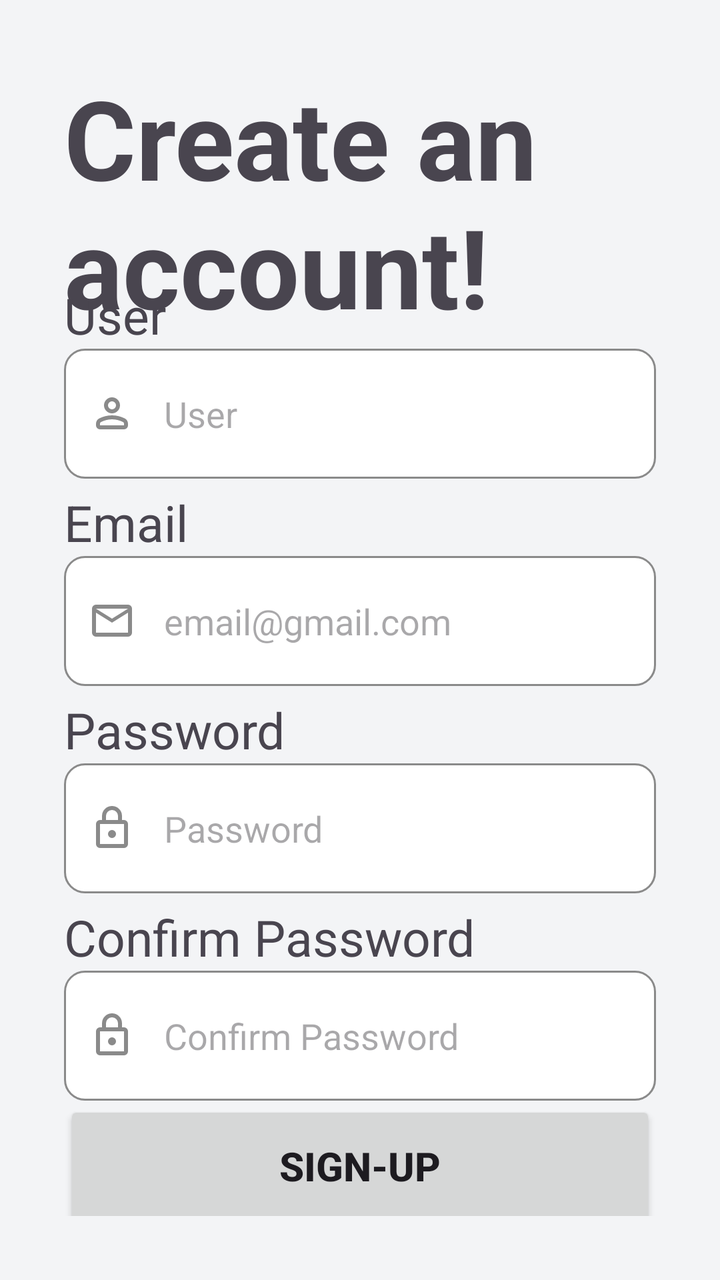
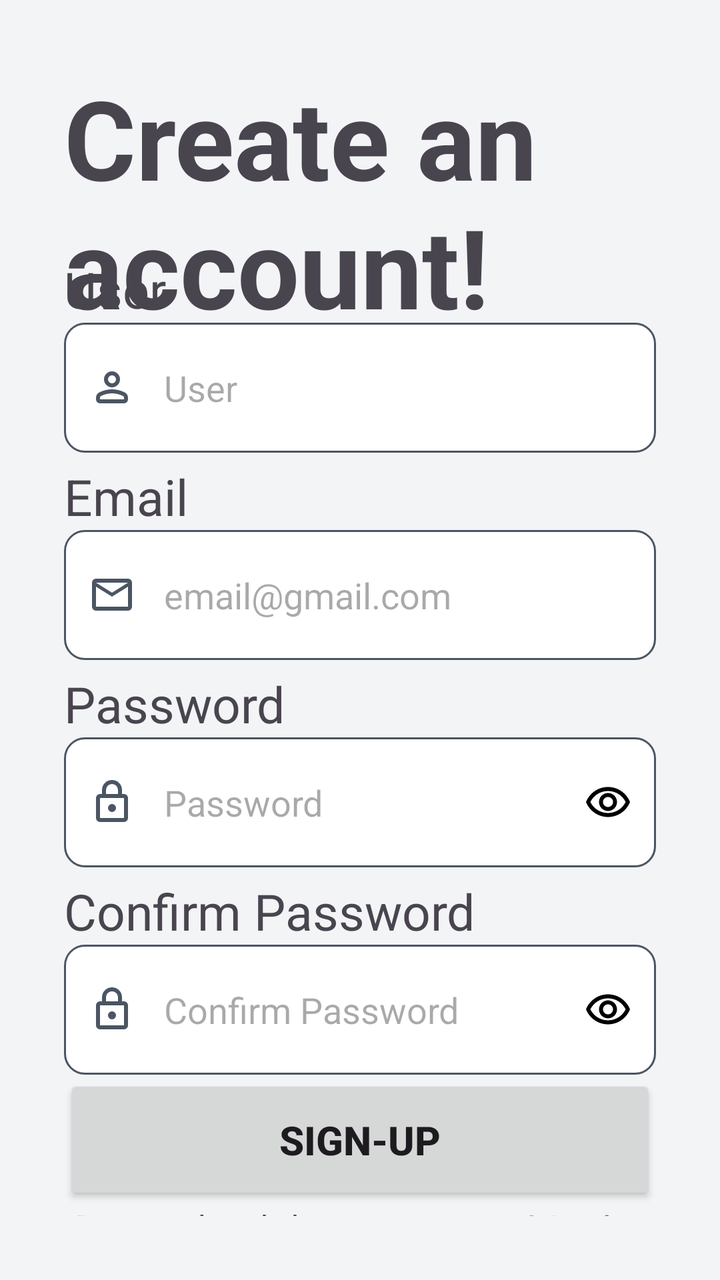

Before-and-after screenshots of an Android layout around one commit, followed by the original layout XML and the change that was made.
<!-- AndroidManifest.xml: application theme Theme.AppMotoTrack -->
<!-- res/layout/activity_sign.xml -->
<?xml version="1.0" encoding="utf-8"?>
<androidx.constraintlayout.widget.ConstraintLayout xmlns:android="http://schemas.android.com/apk/res/android"
    xmlns:app="http://schemas.android.com/apk/res-auto"
    xmlns:tools="http://schemas.android.com/tools"
    android:id="@+id/sign"
    android:layout_width="match_parent"
    android:layout_height="match_parent"
    android:padding="32dp"
    tools:context=".SignActivity">

    <LinearLayout
        android:id="@+id/layout_text"
        android:layout_width="match_parent"
        android:layout_height="wrap_content"
        app:layout_constraintEnd_toEndOf="parent"
        app:layout_constraintStart_toStartOf="parent"
        app:layout_constraintTop_toTopOf="parent">

        <TextView
            android:id="@+id/sign_text"
            android:layout_width="wrap_content"
            android:layout_height="wrap_content"
            android:text="@string/sign_text"
            android:textSize="55sp"
            android:textStyle="bold" />
    </LinearLayout>

    <androidx.appcompat.widget.LinearLayoutCompat
        android:id="@+id/layoutCompactEmail"
        android:layout_width="match_parent"
        android:layout_height="wrap_content"
        android:gravity="center"
        android:orientation="vertical"
        app:layout_constraintBottom_toTopOf="@+id/layoutCompactSign"
        app:layout_constraintEnd_toEndOf="parent"
        app:layout_constraintStart_toStartOf="parent"
        app:layout_constraintTop_toBottomOf="@+id/layout_text"
        app:layout_constraintWidth_max="550dp"
        app:layout_constraintWidth_percent="0.5">

        <LinearLayout
            android:layout_width="match_parent"
            android:layout_height="wrap_content"
            android:layout_marginBottom="5dp"
            android:orientation="vertical">

            <TextView
                android:layout_width="wrap_content"
                android:layout_height="wrap_content"
                android:text="@string/user"
                android:textSize="25sp" />

            <EditText
                android:id="@+id/user"
                android:layout_width="match_parent"
                android:layout_height="65dp"
                android:autofillHints="username"
                android:background="@drawable/custom_input"
                android:drawableStart="@drawable/custom_user_icon"
                android:drawablePadding="14dp"
                android:ems="10"
                android:hint="@string/user"
                android:inputType="textPersonName"
                android:paddingStart="12dp"
                android:paddingEnd="12dp" />
        </LinearLayout>

        <LinearLayout
            android:layout_width="match_parent"
            android:layout_height="wrap_content"
            android:layout_marginBottom="5dp"
            android:orientation="vertical">

            <TextView
                android:layout_width="wrap_content"
                android:layout_height="wrap_content"
                android:text="@string/email"
                android:textSize="25sp" />

            <EditText
                android:id="@+id/email"
                android:layout_width="match_parent"
                android:layout_height="65dp"
                android:autofillHints="emailAddress"
                android:background="@drawable/custom_input"
                android:drawableStart="@drawable/custom_email_icon"
                android:drawablePadding="14dp"
                android:ems="10"
                android:hint="@string/email_hint"
                android:inputType="textEmailAddress"
                android:paddingStart="12dp"
                android:paddingEnd="12dp" />
        </LinearLayout>

        <LinearLayout
            android:layout_width="match_parent"
            android:layout_height="wrap_content"
            android:layout_marginBottom="5dp"
            android:orientation="vertical">

            <TextView
                android:layout_width="wrap_content"
                android:layout_height="wrap_content"
                android:text="@string/password"
                android:textSize="25sp" />

            <EditText
                android:id="@+id/password"
                android:layout_width="match_parent"
                android:layout_height="65dp"
                android:autofillHints="password"
                android:background="@drawable/custom_input"
                android:drawableStart="@drawable/custom_lock_icon"
                android:drawablePadding="14dp"
                android:ems="10"
                android:hint="@string/password"
                android:inputType="textPassword"
                android:paddingStart="12dp"
                android:paddingEnd="12dp" />
        </LinearLayout>

        <LinearLayout
            android:layout_width="match_parent"
            android:layout_height="wrap_content"
            android:orientation="vertical">

            <TextView
                android:layout_width="wrap_content"
                android:layout_height="wrap_content"
                android:text="@string/confirmpassword"
                android:textSize="25sp" />

            <EditText
                android:id="@+id/passwordconfirm"
                android:layout_width="match_parent"
                android:layout_height="65dp"
                android:autofillHints="password"
                android:background="@drawable/custom_input"
                android:drawableStart="@drawable/custom_lock_icon"
                android:drawablePadding="14dp"
                android:ems="10"
                android:hint="@string/confirmpassword"
                android:inputType="textPassword"
                android:paddingStart="12dp"
                android:paddingEnd="12dp" />
        </LinearLayout>
    </androidx.appcompat.widget.LinearLayoutCompat>

    <androidx.appcompat.widget.LinearLayoutCompat
        android:id="@+id/layoutCompactSign"
        android:layout_width="match_parent"
        android:layout_height="wrap_content"
        android:gravity="center"
        android:orientation="vertical"
        app:layout_constraintBottom_toBottomOf="parent"
        app:layout_constraintEnd_toEndOf="parent"
        app:layout_constraintHorizontal_bias="1.0"
        app:layout_constraintStart_toStartOf="parent"
        app:layout_constraintTop_toBottomOf="@+id/layoutCompactEmail"
        app:layout_constraintWidth_max="400dp"
        app:layout_constraintWidth_percent="0.8">

        <Button
            android:id="@+id/btn_sign"
            android:layout_width="match_parent"
            android:layout_height="65dp"
            android:text="@string/sign"
            android:textSize="20sp"
            android:textStyle="bold" />

        <LinearLayout
            android:layout_width="wrap_content"
            android:layout_height="wrap_content">

            <TextView
                android:layout_width="wrap_content"
                android:layout_height="wrap_content"
                android:text="@string/ihaveaccount"
                android:textSize="16sp"
                android:layout_marginEnd="5dp"/>

            <TextView
                android:id="@+id/text_login"
                android:layout_width="wrap_content"
                android:layout_height="wrap_content"
                android:clickable="true"
                android:focusable="true"
                android:text="@string/login"
                android:textColor="@color/blue_primary"
                android:textSize="16sp"
                android:textStyle="bold" />
        </LinearLayout>
    </androidx.appcompat.widget.LinearLayoutCompat>
</androidx.constraintlayout.widget.ConstraintLayout>
<!-- resources referenced by this layout -->
<resources>
  <!-- drawable custom_input (drawable) -->
  <?xml version="1.0" encoding="utf-8"?>
  <selector xmlns:android="http://schemas.android.com/apk/res/android">
  
      <item android:state_enabled="true" android:state_focused="true">
          <shape android:shape="rectangle">
              <solid android:color="@color/white"/>
              <corners android:radius="10dp"/>
              <stroke android:color="@color/blue_primary" android:width="1dp"/>
          </shape>
      </item>
  
      <item android:state_enabled="true" android:state_focused="false">
          <shape android:shape="rectangle">
              <solid android:color="@android:color/white"/>
              <corners android:radius="10dp"/>
              <stroke android:color="@color/darker_gray" android:width="1dp"/>
          </shape>
      </item>
  
  </selector>
  <!-- drawable ic_mail (drawable) -->
  <vector xmlns:android="http://schemas.android.com/apk/res/android" android:height="24dp" android:tint="@color/darker_gray" android:viewportHeight="960" android:viewportWidth="960" android:width="24dp">
        
      <path android:fillColor="@android:color/white" android:pathData="M160,800Q127,800 103.5,776.5Q80,753 80,720L80,240Q80,207 103.5,183.5Q127,160 160,160L800,160Q833,160 856.5,183.5Q880,207 880,240L880,720Q880,753 856.5,776.5Q833,800 800,800L160,800ZM480,520L160,320L160,720Q160,720 160,720Q160,720 160,720L800,720Q800,720 800,720Q800,720 800,720L800,320L480,520ZM480,440L800,240L160,240L480,440ZM160,320L160,240L160,240L160,320L160,720Q160,720 160,720Q160,720 160,720L160,720Q160,720 160,720Q160,720 160,720L160,320Z"/>
      
  </vector>
  <color name="darker_gray">#8A8A8A</color>
  <!-- drawable ic_lock (drawable) -->
  <vector xmlns:android="http://schemas.android.com/apk/res/android" android:height="24dp" android:tint="@color/darker_gray" android:viewportHeight="960" android:viewportWidth="960" android:width="24dp">
        
      <path android:fillColor="@android:color/white" android:pathData="M240,880Q207,880 183.5,856.5Q160,833 160,800L160,400Q160,367 183.5,343.5Q207,320 240,320L280,320L280,240Q280,157 338.5,98.5Q397,40 480,40Q563,40 621.5,98.5Q680,157 680,240L680,320L720,320Q753,320 776.5,343.5Q800,367 800,400L800,800Q800,833 776.5,856.5Q753,880 720,880L240,880ZM240,800L720,800Q720,800 720,800Q720,800 720,800L720,400Q720,400 720,400Q720,400 720,400L240,400Q240,400 240,400Q240,400 240,400L240,800Q240,800 240,800Q240,800 240,800ZM536.5,656.5Q560,633 560,600Q560,567 536.5,543.5Q513,520 480,520Q447,520 423.5,543.5Q400,567 400,600Q400,633 423.5,656.5Q447,680 480,680Q513,680 536.5,656.5ZM360,320L600,320L600,240Q600,190 565,155Q530,120 480,120Q430,120 395,155Q360,190 360,240L360,320ZM240,800Q240,800 240,800Q240,800 240,800L240,400Q240,400 240,400Q240,400 240,400L240,400Q240,400 240,400Q240,400 240,400L240,800Q240,800 240,800Q240,800 240,800Z"/>
      
  </vector>
  <!-- drawable ic_user (drawable) -->
  <vector xmlns:android="http://schemas.android.com/apk/res/android" android:height="24dp" android:tint="@color/darker_gray" android:viewportHeight="960" android:viewportWidth="960" android:width="24dp">
        
      <path android:fillColor="@android:color/white" android:pathData="M367,433Q320,386 320,320Q320,254 367,207Q414,160 480,160Q546,160 593,207Q640,254 640,320Q640,386 593,433Q546,480 480,480Q414,480 367,433ZM160,720L160,688Q160,654 177.5,625.5Q195,597 224,582Q286,551 350,535.5Q414,520 480,520Q546,520 610,535.5Q674,551 736,582Q765,597 782.5,625.5Q800,654 800,688L800,720Q800,753 776.5,776.5Q753,800 720,800L240,800Q207,800 183.5,776.5Q160,753 160,720ZM240,720L720,720L720,688Q720,677 714.5,668Q709,659 700,654Q646,627 591,613.5Q536,600 480,600Q424,600 369,613.5Q314,627 260,654Q251,659 245.5,668Q240,677 240,688L240,720ZM536.5,376.5Q560,353 560,320Q560,287 536.5,263.5Q513,240 480,240Q447,240 423.5,263.5Q400,287 400,320Q400,353 423.5,376.5Q447,400 480,400Q513,400 536.5,376.5ZM480,320Q480,320 480,320Q480,320 480,320Q480,320 480,320Q480,320 480,320Q480,320 480,320Q480,320 480,320Q480,320 480,320Q480,320 480,320ZM480,720L480,720Q480,720 480,720Q480,720 480,720Q480,720 480,720Q480,720 480,720Q480,720 480,720Q480,720 480,720Q480,720 480,720Q480,720 480,720L480,720Z"/>
      
  </vector>
  <!-- unchanged entries left out for length: 23 -->
</resources>

<!-- the commit's change to res/layout/activity_sign.xml (unified diff, before → after) -->
@@ -26,7 +26,7 @@
     </LinearLayout>
 
     <androidx.appcompat.widget.LinearLayoutCompat
-        android:id="@+id/layoutCompactEmail"
+        android:id="@+id/layoutCompactLogin"
         android:layout_width="match_parent"
         android:layout_height="wrap_content"
         android:gravity="center"
@@ -35,7 +35,7 @@
         app:layout_constraintEnd_toEndOf="parent"
         app:layout_constraintStart_toStartOf="parent"
         app:layout_constraintTop_toBottomOf="@+id/layout_text"
-        app:layout_constraintWidth_max="550dp"
+        app:layout_constraintWidth_max="488dp"
         app:layout_constraintWidth_percent="0.5">
 
         <LinearLayout
@@ -111,6 +111,7 @@
                 android:autofillHints="password"
                 android:background="@drawable/custom_input"
                 android:drawableStart="@drawable/custom_lock_icon"
+                android:drawableEnd="@drawable/custom_eye_icon"
                 android:drawablePadding="14dp"
                 android:ems="10"
                 android:hint="@string/password"
@@ -137,6 +138,7 @@
                 android:autofillHints="password"
                 android:background="@drawable/custom_input"
                 android:drawableStart="@drawable/custom_lock_icon"
+                android:drawableEnd="@drawable/custom_eye_icon"
                 android:drawablePadding="14dp"
                 android:ems="10"
                 android:hint="@string/confirmpassword"
@@ -154,10 +156,9 @@
         android:orientation="vertical"
         app:layout_constraintBottom_toBottomOf="parent"
         app:layout_constraintEnd_toEndOf="parent"
-        app:layout_constraintHorizontal_bias="1.0"
         app:layout_constraintStart_toStartOf="parent"
-        app:layout_constraintTop_toBottomOf="@+id/layoutCompactEmail"
-        app:layout_constraintWidth_max="400dp"
+        app:layout_constraintTop_toBottomOf="@+id/layoutCompactLogin"
+        app:layout_constraintWidth_max="320dp"
         app:layout_constraintWidth_percent="0.8">
 
         <Button
@@ -170,19 +171,19 @@
 
         <LinearLayout
             android:layout_width="wrap_content"
-            android:layout_height="wrap_content">
+            android:layout_height="48dp">
 
             <TextView
                 android:layout_width="wrap_content"
-                android:layout_height="wrap_content"
+                android:layout_height="match_parent"
+                android:layout_marginEnd="5dp"
                 android:text="@string/ihaveaccount"
-                android:textSize="16sp"
-                android:layout_marginEnd="5dp"/>
+                android:textSize="16sp" />
 
             <TextView
                 android:id="@+id/text_login"
-                android:layout_width="wrap_content"
-                android:layout_height="wrap_content"
+                android:layout_width="48dp"
+                android:layout_height="match_parent"
                 android:clickable="true"
                 android:focusable="true"
                 android:text="@string/login"
<!-- resource entries referenced after the edit -->
@@ -1,5 +1,12 @@
 <!-- resources referenced by this layout -->
 <resources>
+  <!-- drawable custom_eye_icon (drawable) -->
+  <?xml version="1.0" encoding="utf-8"?>
+  <selector xmlns:android="http://schemas.android.com/apk/res/android">
+      <item android:drawable="@drawable/ic_eye_line" android:state_selected="true" />
+      <item android:drawable="@drawable/ic_eye_line" android:state_checked="true" />
+      <item android:drawable="@drawable/ic_eye" />
+  </selector>
   <!-- drawable custom_input (drawable) -->
   <?xml version="1.0" encoding="utf-8"?>
   <selector xmlns:android="http://schemas.android.com/apk/res/android">
@@ -16,26 +23,53 @@
           <shape android:shape="rectangle">
               <solid android:color="@android:color/white"/>
               <corners android:radius="10dp"/>
-              <stroke android:color="@color/darker_gray" android:width="1dp"/>
+              <stroke android:color="@color/border_dark" android:width="1dp"/>
           </shape>
       </item>
   
   </selector>
   <!-- drawable ic_mail (drawable) -->
-  <vector xmlns:android="http://schemas.android.com/apk/res/android" android:height="24dp" android:tint="@color/darker_gray" android:viewportHeight="960" android:viewportWidth="960" android:width="24dp">
+  <vector xmlns:android="http://schemas.android.com/apk/res/android" android:height="24dp" android:tint="@color/border_dark" android:viewportHeight="960" android:viewportWidth="960" android:width="24dp">
         
       <path android:fillColor="@android:color/white" android:pathData="M160,800Q127,800 103.5,776.5Q80,753 80,720L80,240Q80,207 103.5,183.5Q127,160 160,160L800,160Q833,160 856.5,183.5Q880,207 880,240L880,720Q880,753 856.5,776.5Q833,800 800,800L160,800ZM480,520L160,320L160,720Q160,720 160,720Q160,720 160,720L800,720Q800,720 800,720Q800,720 800,720L800,320L480,520ZM480,440L800,240L160,240L480,440ZM160,320L160,240L160,240L160,320L160,720Q160,720 160,720Q160,720 160,720L160,720Q160,720 160,720Q160,720 160,720L160,320Z"/>
       
   </vector>
-  <color name="darker_gray">#8A8A8A</color>
+  <!-- drawable ic_eye_line (drawable) -->
+  <vector xmlns:android="http://schemas.android.com/apk/res/android"
+      android:width="24dp"
+      android:height="24dp"
+      android:viewportWidth="24"
+      android:viewportHeight="24">
+    <path
+        android:pathData="M0,0h24v24h-24z"
+        android:strokeAlpha="0"
+        android:fillColor="#000000"
+        android:fillAlpha="0"/>
+    <path
+        android:pathData="M4.71,3.29a1,1 0,0 0,-1.42 1.42l5.63,5.63a3.5,3.5 0,0 0,4.74 4.74l5.63,5.63a1,1 0,0 0,1.42 0,1 1,0 0,0 0,-1.42zM12,13.5a1.5,1.5 0,0 1,-1.5 -1.5v-0.07l1.56,1.56z"
+        android:fillColor="#000000"/>
+    <path
+        android:pathData="M12.22,17c-4.3,0.1 -7.12,-3.59 -8,-5a13.7,13.7 0,0 1,2.24 -2.72L5,7.87a15.89,15.89 0,0 0,-2.87 3.63,1 1,0 0,0 0,1c0.63,1.09 4,6.5 9.89,6.5h0.25a9.48,9.48 0,0 0,3.23 -0.67l-1.58,-1.58a7.74,7.74 0,0 1,-1.7 0.25z"
+        android:fillColor="#000000"/>
+    <path
+        android:pathData="M21.87,11.5c-0.64,-1.11 -4.17,-6.68 -10.14,-6.5a9.48,9.48 0,0 0,-3.23 0.67l1.58,1.58a7.74,7.74 0,0 1,1.7 -0.25c4.29,-0.11 7.11,3.59 8,5a13.7,13.7 0,0 1,-2.29 2.72L19,16.13a15.89,15.89 0,0 0,2.91 -3.63,1 1,0 0,0 -0.04,-1z"
+        android:fillColor="#000000"/>
+  </vector>
+  <!-- drawable ic_eye (drawable) -->
+  <vector xmlns:android="http://schemas.android.com/apk/res/android" android:height="24dp" android:tint="#000000" android:viewportHeight="24" android:viewportWidth="24" android:width="24dp">
+        
+      <path android:fillColor="@android:color/white" android:pathData="M12,6.5c3.79,0 7.17,2.13 8.82,5.5 -1.65,3.37 -5.02,5.5 -8.82,5.5S4.83,15.37 3.18,12C4.83,8.63 8.21,6.5 12,6.5m0,-2C7,4.5 2.73,7.61 1,12c1.73,4.39 6,7.5 11,7.5s9.27,-3.11 11,-7.5c-1.73,-4.39 -6,-7.5 -11,-7.5zM12,9.5c1.38,0 2.5,1.12 2.5,2.5s-1.12,2.5 -2.5,2.5 -2.5,-1.12 -2.5,-2.5 1.12,-2.5 2.5,-2.5m0,-2c-2.48,0 -4.5,2.02 -4.5,4.5s2.02,4.5 4.5,4.5 4.5,-2.02 4.5,-4.5 -2.02,-4.5 -4.5,-4.5z"/>
+      
+  </vector>
+  <color name="border_dark">#4B5563</color>
   <!-- drawable ic_lock (drawable) -->
-  <vector xmlns:android="http://schemas.android.com/apk/res/android" android:height="24dp" android:tint="@color/darker_gray" android:viewportHeight="960" android:viewportWidth="960" android:width="24dp">
+  <vector xmlns:android="http://schemas.android.com/apk/res/android" android:height="24dp" android:tint="@color/border_dark" android:viewportHeight="960" android:viewportWidth="960" android:width="24dp">
         
       <path android:fillColor="@android:color/white" android:pathData="M240,880Q207,880 183.5,856.5Q160,833 160,800L160,400Q160,367 183.5,343.5Q207,320 240,320L280,320L280,240Q280,157 338.5,98.5Q397,40 480,40Q563,40 621.5,98.5Q680,157 680,240L680,320L720,320Q753,320 776.5,343.5Q800,367 800,400L800,800Q800,833 776.5,856.5Q753,880 720,880L240,880ZM240,800L720,800Q720,800 720,800Q720,800 720,800L720,400Q720,400 720,400Q720,400 720,400L240,400Q240,400 240,400Q240,400 240,400L240,800Q240,800 240,800Q240,800 240,800ZM536.5,656.5Q560,633 560,600Q560,567 536.5,543.5Q513,520 480,520Q447,520 423.5,543.5Q400,567 400,600Q400,633 423.5,656.5Q447,680 480,680Q513,680 536.5,656.5ZM360,320L600,320L600,240Q600,190 565,155Q530,120 480,120Q430,120 395,155Q360,190 360,240L360,320ZM240,800Q240,800 240,800Q240,800 240,800L240,400Q240,400 240,400Q240,400 240,400L240,400Q240,400 240,400Q240,400 240,400L240,800Q240,800 240,800Q240,800 240,800Z"/>
       
   </vector>
   <!-- drawable ic_user (drawable) -->
-  <vector xmlns:android="http://schemas.android.com/apk/res/android" android:height="24dp" android:tint="@color/darker_gray" android:viewportHeight="960" android:viewportWidth="960" android:width="24dp">
+  <vector xmlns:android="http://schemas.android.com/apk/res/android" android:height="24dp" android:tint="@color/border_dark" android:viewportHeight="960" android:viewportWidth="960" android:width="24dp">
         
       <path android:fillColor="@android:color/white" android:pathData="M367,433Q320,386 320,320Q320,254 367,207Q414,160 480,160Q546,160 593,207Q640,254 640,320Q640,386 593,433Q546,480 480,480Q414,480 367,433ZM160,720L160,688Q160,654 177.5,625.5Q195,597 224,582Q286,551 350,535.5Q414,520 480,520Q546,520 610,535.5Q674,551 736,582Q765,597 782.5,625.5Q800,654 800,688L800,720Q800,753 776.5,776.5Q753,800 720,800L240,800Q207,800 183.5,776.5Q160,753 160,720ZM240,720L720,720L720,688Q720,677 714.5,668Q709,659 700,654Q646,627 591,613.5Q536,600 480,600Q424,600 369,613.5Q314,627 260,654Q251,659 245.5,668Q240,677 240,688L240,720ZM536.5,376.5Q560,353 560,320Q560,287 536.5,263.5Q513,240 480,240Q447,240 423.5,263.5Q400,287 400,320Q400,353 423.5,376.5Q447,400 480,400Q513,400 536.5,376.5ZM480,320Q480,320 480,320Q480,320 480,320Q480,320 480,320Q480,320 480,320Q480,320 480,320Q480,320 480,320Q480,320 480,320Q480,320 480,320ZM480,720L480,720Q480,720 480,720Q480,720 480,720Q480,720 480,720Q480,720 480,720Q480,720 480,720Q480,720 480,720Q480,720 480,720Q480,720 480,720L480,720Z"/>
       
